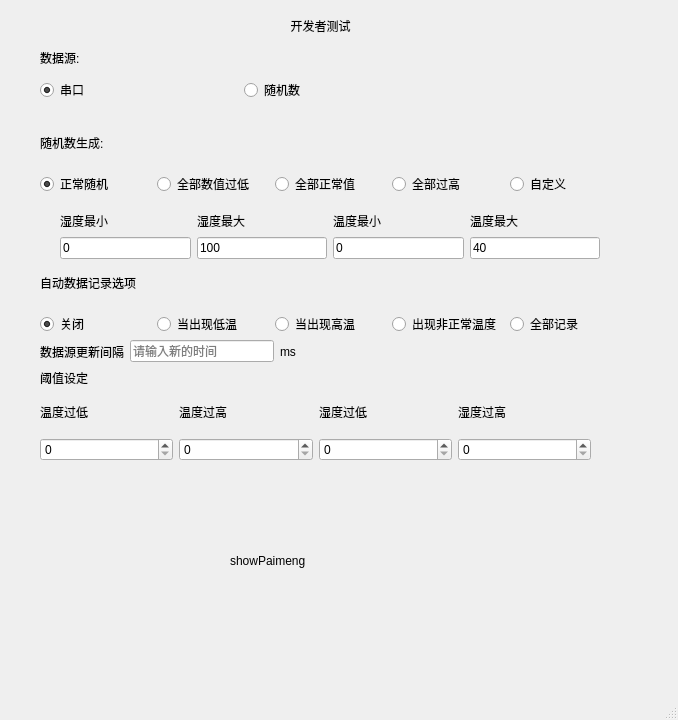
Qt form devtool.ui (WhereAreBugs/Cuit_project3) before a commit.
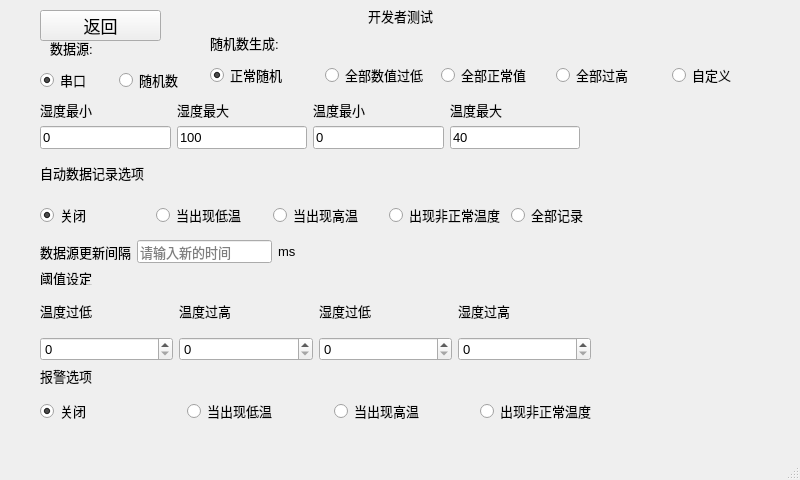
The same form after that commit.

```diff
--- a/devtool.ui
+++ b/devtool.ui
@@ -6,8 +6,8 @@
    <rect>
     <x>0</x>
     <y>0</y>
-    <width>678</width>
-    <height>720</height>
+    <width>800</width>
+    <height>480</height>
    </rect>
   </property>
   <property name="windowTitle">
@@ -17,12 +17,17 @@
    <widget class="QLabel" name="title">
     <property name="geometry">
      <rect>
-      <x>230</x>
-      <y>10</y>
+      <x>310</x>
+      <y>0</y>
       <width>181</width>
       <height>31</height>
      </rect>
     </property>
+    <property name="font">
+     <font>
+      <pointsize>10</pointsize>
+     </font>
+    </property>
     <property name="text">
      <string>开发者测试</string>
     </property>
@@ -34,7 +39,7 @@
     <property name="geometry">
      <rect>
       <x>230</x>
-      <y>480</y>
+      <y>570</y>
       <width>181</width>
       <height>161</height>
      </rect>
@@ -46,10 +51,10 @@
    <widget class="QWidget" name="layoutWidget">
     <property name="geometry">
      <rect>
-      <x>40</x>
-      <y>120</y>
-      <width>581</width>
-      <height>91</height>
+      <x>210</x>
+      <y>30</y>
+      <width>571</width>
+      <height>61</height>
      </rect>
     </property>
     <layout class="QVBoxLayout" name="verticalLayout">
@@ -61,6 +66,11 @@
          <height>20</height>
         </size>
        </property>
+       <property name="font">
+        <font>
+         <pointsize>10</pointsize>
+        </font>
+       </property>
        <property name="text">
         <string>随机数生成:</string>
        </property>
@@ -70,6 +80,11 @@
       <layout class="QHBoxLayout" name="horizontalLayout">
        <item>
         <widget class="QRadioButton" name="randMode_NorMal">
+         <property name="font">
+          <font>
+           <pointsize>10</pointsize>
+          </font>
+         </property>
          <property name="text">
           <string>正常随机</string>
          </property>
@@ -83,6 +98,11 @@
        </item>
        <item>
         <widget class="QRadioButton" name="randModeAllLow">
+         <property name="font">
+          <font>
+           <pointsize>10</pointsize>
+          </font>
+         </property>
          <property name="text">
           <string>全部数值过低</string>
          </property>
@@ -93,6 +113,11 @@
        </item>
        <item>
         <widget class="QRadioButton" name="randModeAllOK">
+         <property name="font">
+          <font>
+           <pointsize>10</pointsize>
+          </font>
+         </property>
          <property name="text">
           <string>全部正常值</string>
          </property>
@@ -103,6 +128,11 @@
        </item>
        <item>
         <widget class="QRadioButton" name="randModeALLHIGH">
+         <property name="font">
+          <font>
+           <pointsize>10</pointsize>
+          </font>
+         </property>
          <property name="text">
           <string>全部过高</string>
          </property>
@@ -113,6 +143,11 @@
        </item>
        <item>
         <widget class="QRadioButton" name="radioButton">
+         <property name="font">
+          <font>
+           <pointsize>10</pointsize>
+          </font>
+         </property>
          <property name="text">
           <string>自定义</string>
          </property>
@@ -129,7 +164,7 @@
     <property name="geometry">
      <rect>
       <x>40</x>
-      <y>260</y>
+      <y>150</y>
       <width>581</width>
       <height>91</height>
      </rect>
@@ -143,6 +178,11 @@
          <height>20</height>
         </size>
        </property>
+       <property name="font">
+        <font>
+         <pointsize>10</pointsize>
+        </font>
+       </property>
        <property name="text">
         <string>自动数据记录选项</string>
        </property>
@@ -152,6 +192,11 @@
       <layout class="QHBoxLayout" name="horizontalLayout_2">
        <item>
         <widget class="QRadioButton" name="randMode_NorMal_2">
+         <property name="font">
+          <font>
+           <pointsize>10</pointsize>
+          </font>
+         </property>
          <property name="text">
           <string>关闭</string>
          </property>
@@ -165,6 +210,11 @@
        </item>
        <item>
         <widget class="QRadioButton" name="randModeAllLow_2">
+         <property name="font">
+          <font>
+           <pointsize>10</pointsize>
+          </font>
+         </property>
          <property name="text">
           <string>当出现低温</string>
          </property>
@@ -175,6 +225,11 @@
        </item>
        <item>
         <widget class="QRadioButton" name="randModeAllOK_2">
+         <property name="font">
+          <font>
+           <pointsize>10</pointsize>
+          </font>
+         </property>
          <property name="text">
           <string>当出现高温</string>
          </property>
@@ -185,6 +240,11 @@
        </item>
        <item>
         <widget class="QRadioButton" name="randModeALLHIGH_2">
+         <property name="font">
+          <font>
+           <pointsize>10</pointsize>
+          </font>
+         </property>
          <property name="text">
           <string>出现非正常温度</string>
          </property>
@@ -195,6 +255,11 @@
        </item>
        <item>
         <widget class="QRadioButton" name="radioButton_2">
+         <property name="font">
+          <font>
+           <pointsize>10</pointsize>
+          </font>
+         </property>
          <property name="text">
           <string>全部记录</string>
          </property>
@@ -211,7 +276,7 @@
     <property name="geometry">
      <rect>
       <x>40</x>
-      <y>340</y>
+      <y>240</y>
       <width>256</width>
       <height>23</height>
      </rect>
@@ -219,6 +284,11 @@
     <layout class="QHBoxLayout" name="horizontalLayout_3">
      <item>
       <widget class="QLabel" name="dataSourceLable">
+       <property name="font">
+        <font>
+         <pointsize>10</pointsize>
+        </font>
+       </property>
        <property name="text">
         <string>数据源更新间隔</string>
        </property>
@@ -226,6 +296,11 @@
      </item>
      <item>
       <widget class="QLineEdit" name="datasourceInput">
+       <property name="font">
+        <font>
+         <pointsize>10</pointsize>
+        </font>
+       </property>
        <property name="placeholderText">
         <string>请输入新的时间</string>
        </property>
@@ -233,6 +308,11 @@
      </item>
      <item>
       <widget class="QLabel" name="datasourceOB">
+       <property name="font">
+        <font>
+         <pointsize>10</pointsize>
+        </font>
+       </property>
        <property name="text">
         <string>ms</string>
        </property>
@@ -243,8 +323,8 @@
    <widget class="QWidget" name="layoutWidget">
     <property name="geometry">
      <rect>
-      <x>60</x>
-      <y>210</y>
+      <x>40</x>
+      <y>100</y>
       <width>540</width>
       <height>49</height>
      </rect>
@@ -254,6 +334,11 @@
       <layout class="QVBoxLayout" name="verticalLayout_6">
        <item>
         <widget class="QLabel" name="label_3">
+         <property name="font">
+          <font>
+           <pointsize>10</pointsize>
+          </font>
+         </property>
          <property name="text">
           <string>湿度最小</string>
          </property>
@@ -261,6 +346,11 @@
        </item>
        <item>
         <widget class="QLineEdit" name="humMinCus">
+         <property name="font">
+          <font>
+           <pointsize>10</pointsize>
+          </font>
+         </property>
          <property name="text">
           <string>0</string>
          </property>
@@ -272,6 +362,11 @@
       <layout class="QVBoxLayout" name="verticalLayout_5">
        <item>
         <widget class="QLabel" name="label_4">
+         <property name="font">
+          <font>
+           <pointsize>10</pointsize>
+          </font>
+         </property>
          <property name="text">
           <string>湿度最大</string>
          </property>
@@ -279,6 +374,11 @@
        </item>
        <item>
         <widget class="QLineEdit" name="humMaxCus">
+         <property name="font">
+          <font>
+           <pointsize>10</pointsize>
+          </font>
+         </property>
          <property name="text">
           <string>100</string>
          </property>
@@ -290,6 +390,11 @@
       <layout class="QVBoxLayout" name="verticalLayout_4">
        <item>
         <widget class="QLabel" name="label_5">
+         <property name="font">
+          <font>
+           <pointsize>10</pointsize>
+          </font>
+         </property>
          <property name="text">
           <string>温度最小</string>
          </property>
@@ -297,6 +402,11 @@
        </item>
        <item>
         <widget class="QLineEdit" name="tmpMinCus">
+         <property name="font">
+          <font>
+           <pointsize>10</pointsize>
+          </font>
+         </property>
          <property name="text">
           <string>0</string>
          </property>
@@ -308,6 +418,11 @@
       <layout class="QVBoxLayout" name="verticalLayout_3">
        <item>
         <widget class="QLabel" name="label_6">
+         <property name="font">
+          <font>
+           <pointsize>10</pointsize>
+          </font>
+         </property>
          <property name="text">
           <string>温度最大</string>
          </property>
@@ -315,6 +430,11 @@
        </item>
        <item>
         <widget class="QLineEdit" name="tmpMaxCus">
+         <property name="font">
+          <font>
+           <pointsize>10</pointsize>
+          </font>
+         </property>
          <property name="text">
           <string>40</string>
          </property>
@@ -327,12 +447,17 @@
    <widget class="QLabel" name="label_7">
     <property name="geometry">
      <rect>
-      <x>40</x>
-      <y>50</y>
+      <x>50</x>
+      <y>40</y>
       <width>58</width>
       <height>16</height>
      </rect>
     </property>
+    <property name="font">
+     <font>
+      <pointsize>10</pointsize>
+     </font>
+    </property>
     <property name="text">
      <string>数据源:</string>
     </property>
@@ -341,14 +466,19 @@
     <property name="geometry">
      <rect>
       <x>40</x>
-      <y>70</y>
-      <width>401</width>
+      <y>60</y>
+      <width>151</width>
       <height>41</height>
      </rect>
     </property>
     <layout class="QHBoxLayout" name="horizontalLayout_4">
      <item>
       <widget class="QRadioButton" name="isSerial">
+       <property name="font">
+        <font>
+         <pointsize>10</pointsize>
+        </font>
+       </property>
        <property name="text">
         <string>串口</string>
        </property>
@@ -362,6 +492,11 @@
      </item>
      <item>
       <widget class="QRadioButton" name="isRandom">
+       <property name="font">
+        <font>
+         <pointsize>10</pointsize>
+        </font>
+       </property>
        <property name="text">
         <string>随机数</string>
        </property>
@@ -376,7 +511,7 @@
     <property name="geometry">
      <rect>
       <x>40</x>
-      <y>370</y>
+      <y>270</y>
       <width>551</width>
       <height>91</height>
      </rect>
@@ -390,6 +525,11 @@
          <height>15</height>
         </size>
        </property>
+       <property name="font">
+        <font>
+         <pointsize>10</pointsize>
+        </font>
+       </property>
        <property name="text">
         <string>阈值设定</string>
        </property>
@@ -401,6 +541,11 @@
         <layout class="QHBoxLayout" name="horizontalLayout_6">
          <item>
           <widget class="QLabel" name="label_9">
+           <property name="font">
+            <font>
+             <pointsize>10</pointsize>
+            </font>
+           </property>
            <property name="text">
             <string>温度过低</string>
            </property>
@@ -408,6 +553,11 @@
          </item>
          <item>
           <widget class="QLabel" name="label_10">
+           <property name="font">
+            <font>
+             <pointsize>10</pointsize>
+            </font>
+           </property>
            <property name="text">
             <string>温度过高</string>
            </property>
@@ -415,6 +565,11 @@
          </item>
          <item>
           <widget class="QLabel" name="label_11">
+           <property name="font">
+            <font>
+             <pointsize>10</pointsize>
+            </font>
+           </property>
            <property name="text">
             <string>湿度过低</string>
            </property>
@@ -422,6 +577,11 @@
          </item>
          <item>
           <widget class="QLabel" name="label_12">
+           <property name="font">
+            <font>
+             <pointsize>10</pointsize>
+            </font>
+           </property>
            <property name="text">
             <string>湿度过高</string>
            </property>
@@ -432,16 +592,40 @@
        <item>
         <layout class="QHBoxLayout" name="horizontalLayout_5">
          <item>
-          <widget class="QSpinBox" name="tempLow"/>
+          <widget class="QSpinBox" name="tempLow">
+           <property name="font">
+            <font>
+             <pointsize>10</pointsize>
+            </font>
+           </property>
+          </widget>
          </item>
          <item>
-          <widget class="QSpinBox" name="tempHigh"/>
+          <widget class="QSpinBox" name="tempHigh">
+           <property name="font">
+            <font>
+             <pointsize>10</pointsize>
+            </font>
+           </property>
+          </widget>
          </item>
          <item>
-          <widget class="QSpinBox" name="humLow"/>
+          <widget class="QSpinBox" name="humLow">
+           <property name="font">
+            <font>
+             <pointsize>10</pointsize>
+            </font>
+           </property>
+          </widget>
          </item>
          <item>
-          <widget class="QSpinBox" name="humHigh"/>
+          <widget class="QSpinBox" name="humHigh">
+           <property name="font">
+            <font>
+             <pointsize>10</pointsize>
+            </font>
+           </property>
+          </widget>
          </item>
         </layout>
        </item>
@@ -449,6 +633,109 @@
      </item>
     </layout>
    </widget>
+   <widget class="QWidget" name="layoutWidget_3">
+    <property name="geometry">
+     <rect>
+      <x>40</x>
+      <y>360</y>
+      <width>581</width>
+      <height>71</height>
+     </rect>
+    </property>
+    <layout class="QVBoxLayout" name="verticalLayout_9">
+     <item>
+      <widget class="QLabel" name="label_13">
+       <property name="maximumSize">
+        <size>
+         <width>140</width>
+         <height>20</height>
+        </size>
+       </property>
+       <property name="font">
+        <font>
+         <pointsize>10</pointsize>
+        </font>
+       </property>
+       <property name="text">
+        <string>报警选项</string>
+       </property>
+      </widget>
+     </item>
+     <item>
+      <layout class="QHBoxLayout" name="horizontalLayout_7">
+       <item>
+        <widget class="QRadioButton" name="alarmOff">
+         <property name="font">
+          <font>
+           <pointsize>10</pointsize>
+          </font>
+         </property>
+         <property name="text">
+          <string>关闭</string>
+         </property>
+         <property name="checked">
+          <bool>true</bool>
+         </property>
+        </widget>
+       </item>
+       <item>
+        <widget class="QRadioButton" name="alarmOnLow">
+         <property name="font">
+          <font>
+           <pointsize>10</pointsize>
+          </font>
+         </property>
+         <property name="text">
+          <string>当出现低温</string>
+         </property>
+        </widget>
+       </item>
+       <item>
+        <widget class="QRadioButton" name="alarmOnHigh">
+         <property name="font">
+          <font>
+           <pointsize>10</pointsize>
+          </font>
+         </property>
+         <property name="text">
+          <string>当出现高温</string>
+         </property>
+        </widget>
+       </item>
+       <item>
+        <widget class="QRadioButton" name="alarmOnAll">
+         <property name="font">
+          <font>
+           <pointsize>10</pointsize>
+          </font>
+         </property>
+         <property name="text">
+          <string>出现非正常温度</string>
+         </property>
+        </widget>
+       </item>
+      </layout>
+     </item>
+    </layout>
+   </widget>
+   <widget class="QPushButton" name="exitButton">
+    <property name="geometry">
+     <rect>
+      <x>40</x>
+      <y>10</y>
+      <width>121</width>
+      <height>31</height>
+     </rect>
+    </property>
+    <property name="font">
+     <font>
+      <pointsize>13</pointsize>
+     </font>
+    </property>
+    <property name="text">
+     <string>返回</string>
+    </property>
+   </widget>
   </widget>
   <widget class="QMenuBar" name="menubar">
    <property name="geometry">
```
Left out of the diff: 6 changed lines with no effect on the pictures.
